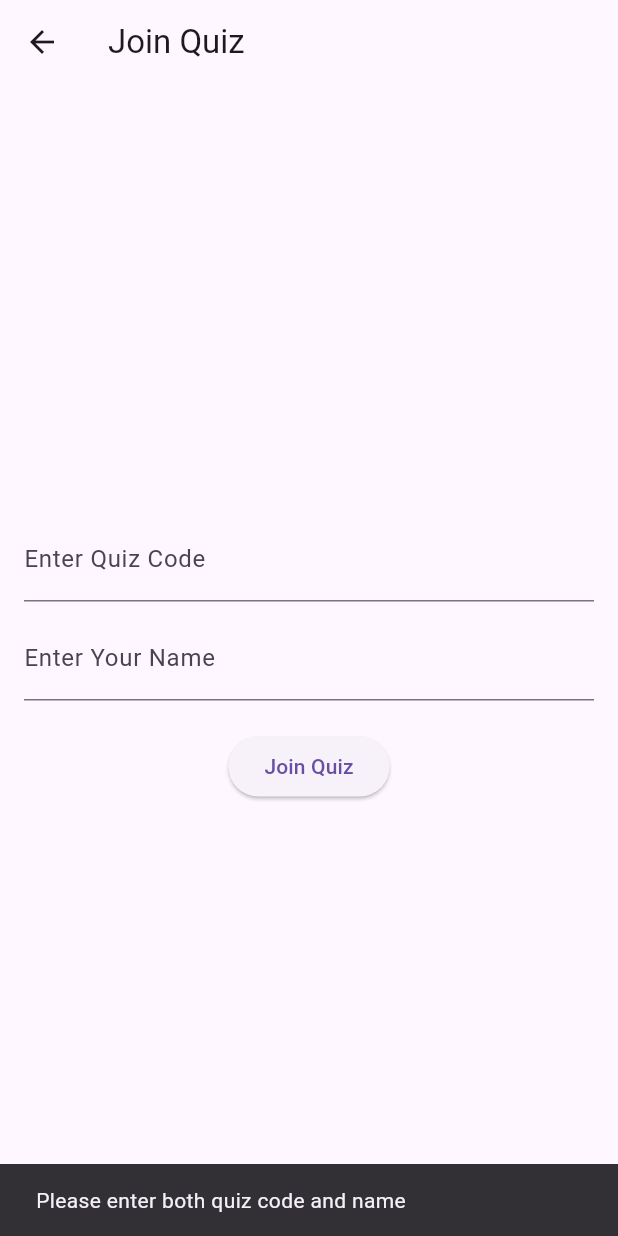
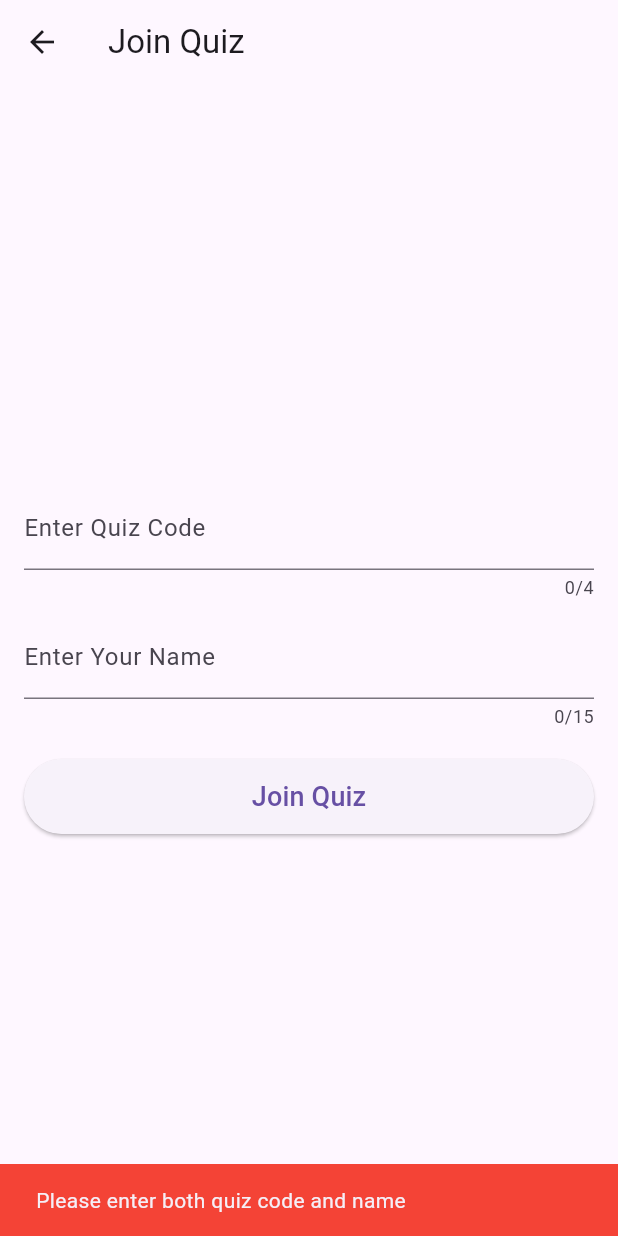
Before and after one commit to OMurM/kahoot_firebase, a Flutter app: the JoinScreen screen opened directly, after a tap on "Join Quiz", on a phone screen of 412 x 824 dp. Run offline on Flutter 3.47's test engine with Material 3 defaults, Android fonts, the light colour scheme and no system bars; our stand-ins replace supabase_flutter; accounts and stored records are empty; network calls fail.

Commit message:
functional mobile connection

```diff
--- a/lib/main.dart
+++ b/lib/main.dart
@@ -1,3 +1,5 @@
+// screens/main.dart
+
 import 'package:flutter/material.dart';
 import 'package:supabase_flutter/supabase_flutter.dart';
 import 'screens/join_panel.dart';
--- a/lib/screens/join_panel.dart
+++ b/lib/screens/join_panel.dart
@@ -1,7 +1,7 @@
-// ignore_for_file: unused_local_variable
-
+// screens/join_panel.dart
 import 'package:flutter/material.dart';
 import 'package:supabase_flutter/supabase_flutter.dart';
+import 'quiz_question.dart'; // Ensure this is imported
 
 class JoinScreen extends StatefulWidget {
   const JoinScreen({super.key});
@@ -14,44 +14,83 @@ class _JoinScreenState extends State<JoinScreen> {
   final TextEditingController _quizCodeController = TextEditingController();
   final TextEditingController _playerNameController = TextEditingController();
   bool _isLoading = false;
+  final bool _isGameStarted = false;
 
   Future<void> joinQuiz() async {
-    final quizCode = _quizCodeController.text.trim();
+    final quizCode = _quizCodeController.text.trim().toUpperCase();
     final playerName = _playerNameController.text.trim();
 
     if (quizCode.isEmpty || playerName.isEmpty) {
-      ScaffoldMessenger.of(context).showSnackBar(
-        const SnackBar(content: Text('Please enter both quiz code and name')),
-      );
+      showError('Please enter both quiz code and name');
       return;
     }
 
-    setState(() {
-      _isLoading = true;
-    });
+    if (quizCode.length != 4) {
+      showError('Quiz code must be 4 characters');
+      return;
+    }
+
+    setState(() => _isLoading = true);
 
     try {
-      final response = await Supabase.instance.client.from('participants').insert({
+      final roomResponse = await Supabase.instance.client
+          .from('rooms')
+          .select('is_game_started')
+          .eq('room_code', quizCode)
+          .single();
+
+      if (roomResponse.isEmpty) {
+        showError('Invalid quiz code');
+        return;
+      }
+
+      final existingPlayers = await Supabase.instance.client
+          .from('participants')
+          .select()
+          .eq('room_code', quizCode)
+          .eq('participant_name', playerName);
+
+      if (existingPlayers.isNotEmpty) {
+        showError('Name already taken in this quiz');
+        return;
+      }
+
+      await Supabase.instance.client.from('participants').insert({
         'room_code': quizCode,
         'participant_name': playerName,
       });
 
       if (!mounted) return;
 
-      ScaffoldMessenger.of(context).showSnackBar(
-        const SnackBar(content: Text('Successfully joined quiz')),
+      Navigator.pushReplacement(
+        context,
+        MaterialPageRoute(
+          builder: (context) => QuizQuestionScreen(
+            roomCode: quizCode,
+            isHost: false,
+            playerName: playerName,
+            isGameStarted: _isGameStarted,
+          ),
+        ),
       );
 
+    } on PostgrestException catch (e) {
+      showError('Quiz error: ${e.message}');
     } catch (error) {
-      if (!mounted) return;
-      ScaffoldMessenger.of(context).showSnackBar(
-        SnackBar(content: Text('Error joining quiz: $error')),
-      );
+      showError('Connection error: $error');
     } finally {
-      setState(() {
-        _isLoading = false;
-      });
+      if (mounted) setState(() => _isLoading = false);
     }
+  }
+
+  void showError(String message) {
+    if (!mounted) return;
+    ScaffoldMessenger.of(context).showSnackBar(
+      SnackBar(
+        content: Text(message),
+        backgroundColor: Colors.red,
+      ),
+    );
   }
 
   @override
@@ -65,19 +104,36 @@ class _JoinScreenState extends State<JoinScreen> {
           children: [
             TextField(
               controller: _quizCodeController,
-              decoration: const InputDecoration(labelText: 'Enter Quiz Code'),
+              decoration: const InputDecoration(
+                labelText: 'Enter Quiz Code',
+                hintText: '4-digit code',
+              ),
+              maxLength: 4,
+              textInputAction: TextInputAction.next,
+              textCapitalization: TextCapitalization.characters,
             ),
             const SizedBox(height: 10),
             TextField(
               controller: _playerNameController,
-              decoration: const InputDecoration(labelText: 'Enter Your Name'),
+              decoration: const InputDecoration(
+                labelText: 'Enter Your Name',
+                hintText: 'Max 15 characters',
+              ),
+              maxLength: 15,
+              textInputAction: TextInputAction.done,
             ),
             const SizedBox(height: 20),
             _isLoading
                 ? const CircularProgressIndicator()
                 : ElevatedButton(
                     onPressed: joinQuiz,
-                    child: const Text('Join Quiz'),
+                    style: ElevatedButton.styleFrom(
+                      minimumSize: const Size(double.infinity, 50),
+                    ),
+                    child: const Text(
+                      'Join Quiz',
+                      style: TextStyle(fontSize: 18),
+                    ),
                   ),
           ],
         ),
```
Also changed, not shown: lib/screens/quiz_control_panel.dart (+59 -9 lines), lib/screens/quiz_question.dart (added, +234 -0 lines), 1 other file.
